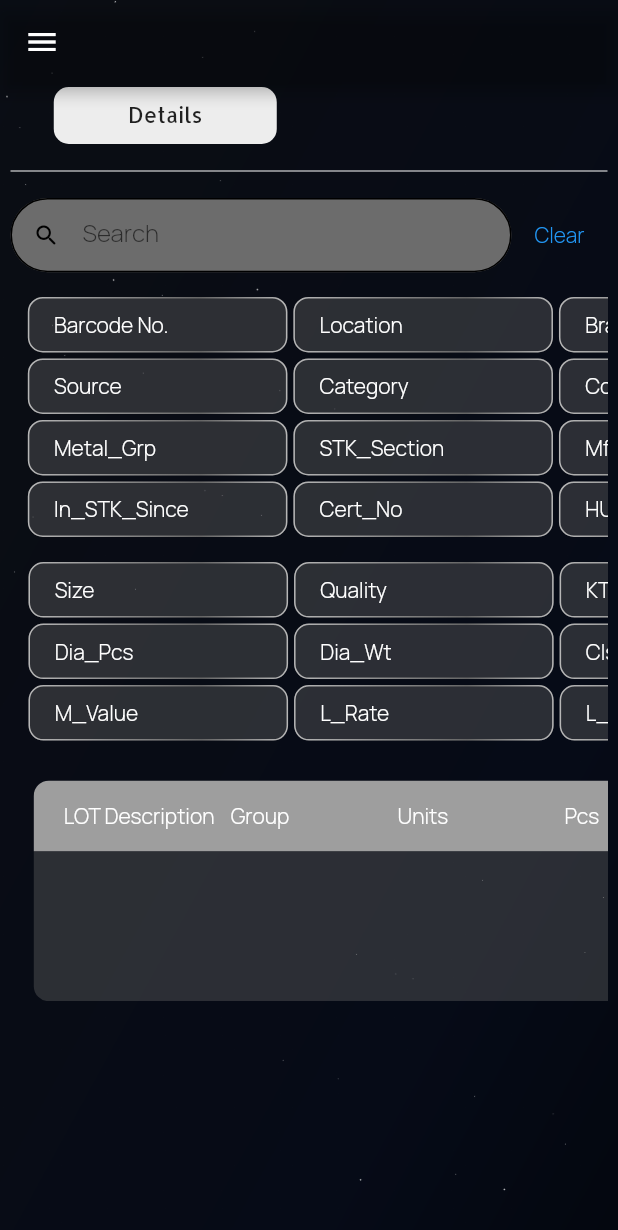
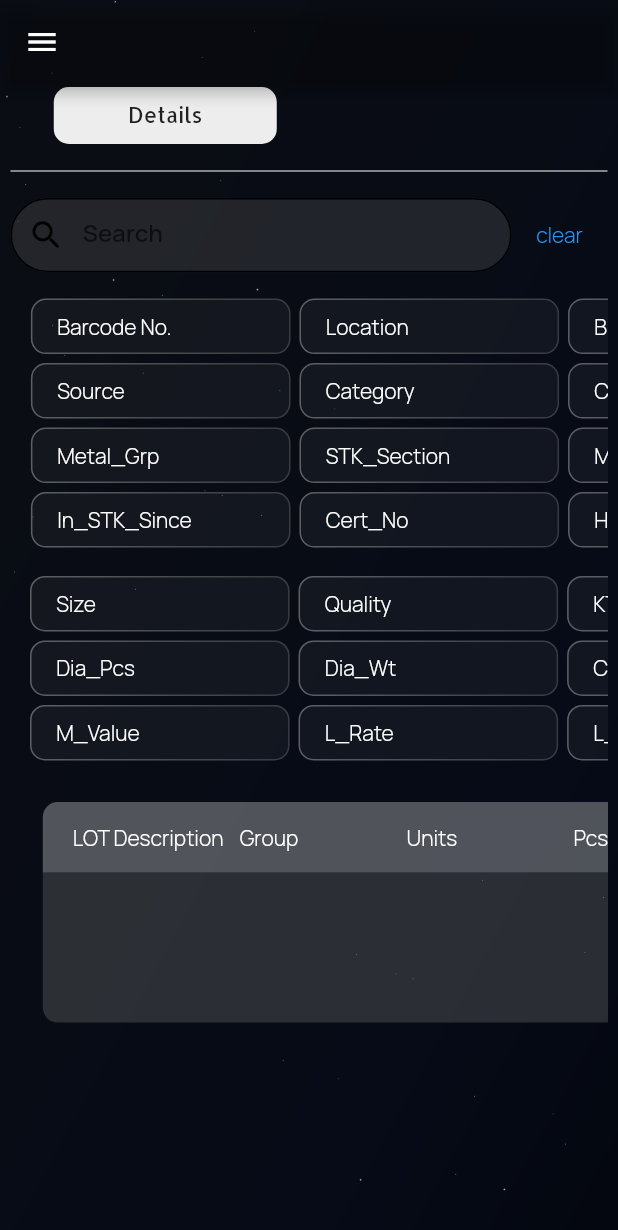
Before and after one commit to vinay7869/anosh_mock_test, a Flutter app: the screen it shows after launch, on a phone screen of 412 x 824 dp. Shown: the top 1230 px of the screen. Run offline on Flutter 3.47's test engine with Material 3 defaults, Android fonts, the phone set to English and light mode, and no system bars; our stand-ins replace bloc, flutter_bloc; network calls fail.

Commit message:
fixed hex colors

```diff
--- a/lib/task/screen/home/home_screen.dart
+++ b/lib/task/screen/home/home_screen.dart
@@ -106,21 +106,25 @@ class _HomeScreenViewState extends State<HomeScreenView> {
                           },
                           onTapOutside: (_) => FocusScope.of(context).unfocus(),
                           cursorColor: Colors.black,
-                          decoration: const InputDecoration(
+                          decoration: InputDecoration(
                               isDense: true,
                               filled: true,
-                              fillColor: Color(0xff6C6C6C),
-                              enabledBorder: OutlineInputBorder(
+                              fillColor:
+                                  const Color(0xff6C6C6C).withOpacity(.25),
+                              enabledBorder: const OutlineInputBorder(
                                   borderRadius:
                                       BorderRadius.all(Radius.circular(40))),
-                              focusedBorder: OutlineInputBorder(
+                              focusedBorder: const OutlineInputBorder(
                                   borderRadius:
                                       BorderRadius.all(Radius.circular(40))),
-                              prefixIcon: Icon(
+                              prefixIcon: const Icon(
                                 Icons.search_rounded,
                                 color: Colors.black,
+                                size: 25,
                               ),
-                              hintText: 'Search'),
+                              hintText: 'Search',
+                              hintStyle:
+                                  const TextStyle(fontWeight: FontWeight.w700)),
                         ),
                       ),
                     ),
@@ -129,7 +133,7 @@ class _HomeScreenViewState extends State<HomeScreenView> {
                           _controller.clear();
                           c.clearSearch();
                         },
-                        child: const Text('Clear'))
+                        child: const Text('clear'))
                   ],
                 ),
                 const SizedBox(height: 10),
@@ -224,7 +228,9 @@ class _HomeScreenViewState extends State<HomeScreenView> {
                                 ],
                               ),
                               Container(
-                                height: mq.height * .21,
+                                height: mq.width > 480
+                                    ? mq.height * .45
+                                    : mq.height * .22,
                                 width: mq.width * .4,
                                 margin: const EdgeInsets.only(left: 3),
                                 decoration: BoxDecoration(
@@ -345,11 +351,12 @@ class _HomeScreenViewState extends State<HomeScreenView> {
                                 //
                                 Container(
                                   height: 47,
-                                  decoration: const BoxDecoration(
-                                      borderRadius: BorderRadius.only(
+                                  decoration: BoxDecoration(
+                                      borderRadius: const BorderRadius.only(
                                           topLeft: Radius.circular(10),
                                           topRight: Radius.circular(10)),
-                                      color: Colors.grey),
+                                      color: const Color(0xffD9D9D9)
+                                          .withOpacity(.35)),
                                   child: Padding(
                                     padding: const EdgeInsets.symmetric(
                                         horizontal: 20),
--- a/lib/task/screen/widgets/text_container.dart
+++ b/lib/task/screen/widgets/text_container.dart
@@ -14,16 +14,15 @@ class TextContainer extends StatelessWidget {
     return Container(
       width: mq.width * .42,
       padding: EdgeInsets.only(top: 8, bottom: 8, left: mq.width * .04),
-      margin: const EdgeInsets.all(2),
-      decoration: const BoxDecoration(
-          color: Color.fromARGB(97, 102, 102, 102),
-          borderRadius: BorderRadius.all(Radius.circular(10)),
+      margin: const EdgeInsets.all(3),
+      decoration: BoxDecoration(
+          color: const Color(0xffD9D9D9).withOpacity(.05),
+          borderRadius: const BorderRadius.all(Radius.circular(10)),
           border: GradientBoxBorder(
               gradient: LinearGradient(colors: [
-            Color(0xffB7B7B7),
-            Color(0xff8B8B8B),
-            Color(0xff666666),
-            Color(0xffB7B7B7),
+            const Color(0xffB7B7B7).withOpacity(.45),
+            const Color(0xff8B8B8B).withOpacity(.45),
+            const Color(0xff666666).withOpacity(.45),
           ]))),
       child: Text(
         text ?? "",
@@ -45,16 +44,15 @@ class TextContainer2 extends StatelessWidget {
     return Container(
       width: mq.width * .85,
       padding: EdgeInsets.only(top: 8, bottom: 8, left: mq.width * .04),
-      margin: const EdgeInsets.all(2),
-      decoration: const BoxDecoration(
-          color: Color.fromARGB(97, 102, 102, 102),
-          borderRadius: BorderRadius.all(Radius.circular(10)),
+      margin: const EdgeInsets.all(3),
+      decoration: BoxDecoration(
+          color: const Color(0xffD9D9D9).withOpacity(.05),
+          borderRadius: const BorderRadius.all(Radius.circular(10)),
           border: GradientBoxBorder(
               gradient: LinearGradient(colors: [
-            Color(0xffB7B7B7),
-            Color(0xff8B8B8B),
-            Color(0xff666666),
-            Color(0xffB7B7B7),
+            const Color(0xffB7B7B7).withOpacity(.45),
+            const Color(0xff8B8B8B).withOpacity(.45),
+            const Color(0xff666666).withOpacity(.45),
           ]))),
       child: Text(
         text,
```
